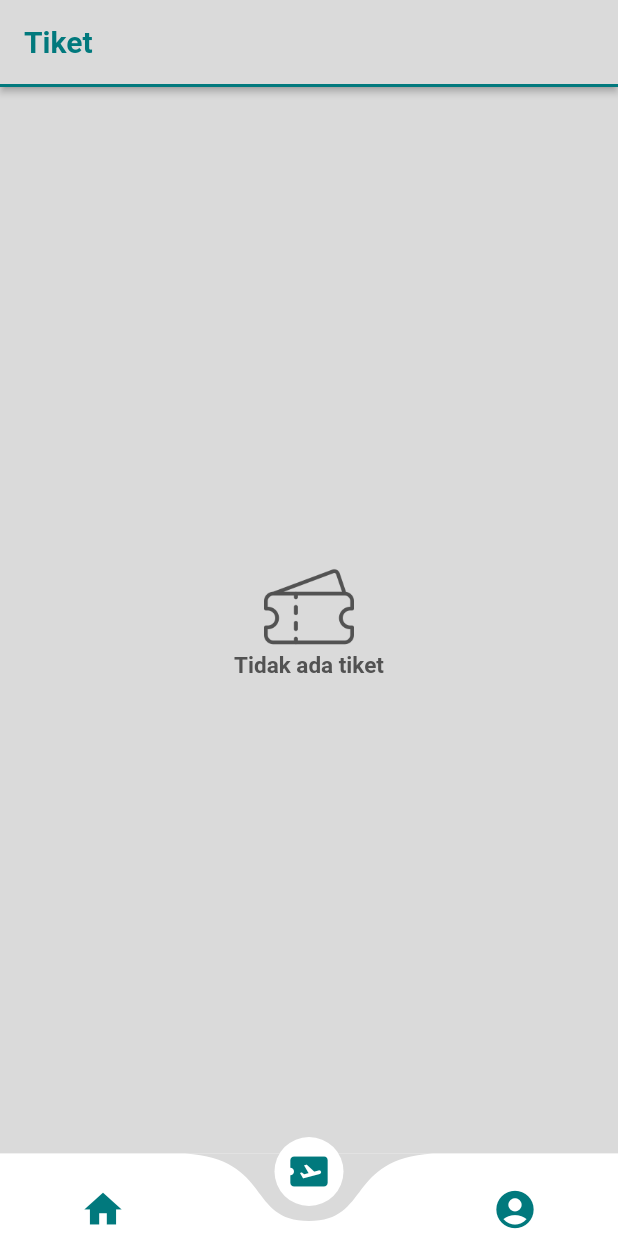
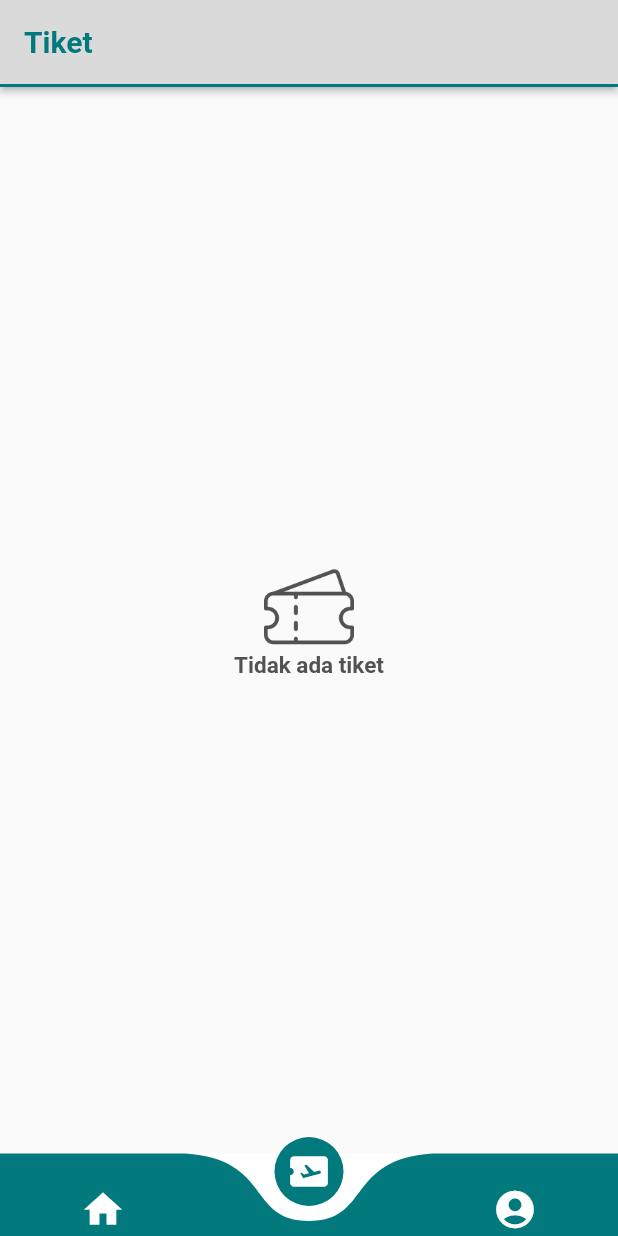
Before and after one commit to bahrulajisantoso/ArahKitaMobile, a Flutter app: the Main screen opened directly, item 2 of the bottom bar chosen, on a phone screen of 412 x 824 dp. Run offline on Flutter 3.47's test engine with Material 2 defaults, Android fonts, the phone set to English and light mode, and no system bars; drawn by our look-alikes of curved_navigation_bar; our stand-ins replace carousel_slider, cool_alert, fluttertoast, get, qr_flutter, shared_preferences; missing offline and left inert: whatsapp_unilink; accounts and stored records are empty; network calls fail.

Commit message:
ganti background

```diff
--- a/lib/main.dart
+++ b/lib/main.dart
@@ -44,14 +44,14 @@ class _MainState extends State<Main> {
       ),
       bottomNavigationBar: CurvedNavigationBar(
         height: 55.0,
-        backgroundColor: Color(int.parse(Warna.colorGrey)),
+        color: Color(int.parse(Warna.colorPrimary)),
+        backgroundColor: Color(int.parse(Warna.colorWhite)),
         items: <Widget>[
-          Icon(Icons.home,
-              size: 30, color: Color(int.parse(Warna.colorPrimary))),
+          Icon(Icons.home, size: 30, color: Color(int.parse(Warna.colorWhite))),
           Icon(Icons.airplane_ticket,
-              size: 30, color: Color(int.parse(Warna.colorPrimary))),
+              size: 30, color: Color(int.parse(Warna.colorWhite))),
           Icon(Icons.account_circle,
-              size: 30, color: Color(int.parse(Warna.colorPrimary))),
+              size: 30, color: Color(int.parse(Warna.colorWhite))),
         ],
         onTap: (index) {
           _onItemTapped(index);
--- a/lib/pages/home_page.dart
+++ b/lib/pages/home_page.dart
@@ -92,8 +92,9 @@ class _HomePageState extends State<HomePage> {
       body: SingleChildScrollView(
         child: Container(
           decoration: BoxDecoration(
-            color: Color(int.parse(Warna.colorGrey)),
-          ),
+              // color: Color(int.parse(Warna.colorGrey)),
+
+              ),
           child: Padding(
             padding: const EdgeInsets.all(20.0),
             child: Column(
--- a/lib/pages/tickets_page.dart
+++ b/lib/pages/tickets_page.dart
@@ -68,10 +68,10 @@ class _TicketPageState extends State<TicketPage> {
       body: _tikets.isEmpty
           ? Container(
               decoration: BoxDecoration(
-                color: Color(
-                  int.parse(Warna.colorGrey),
-                ),
-              ),
+                  // color: Color(
+                  //   int.parse(Warna.colorGrey),
+                  // ),
+                  ),
               child: Center(
                 child: Column(
                   mainAxisSize: MainAxisSize.max,
@@ -97,10 +97,10 @@ class _TicketPageState extends State<TicketPage> {
             )
           : Container(
               decoration: BoxDecoration(
-                color: Color(
-                  int.parse(Warna.colorGrey),
-                ),
-              ),
+                  // color: Color(
+                  //   int.parse(Warna.colorGrey),
+                  // ),
+                  ),
               child: ListView.builder(
                   itemCount: _tikets.length,
                   itemBuilder: (context, index) {
--- a/lib/theme/color.dart
+++ b/lib/theme/color.dart
@@ -1,4 +1,5 @@
 class Warna {
   static String colorPrimary = "0xFF01797D";
   static String colorGrey = "0xFFDADADA";
+  static String colorWhite = "0xFFffffff";
 }
```
Also changed, not shown: lib/pages/account_page.dart (+9 -9 lines).
